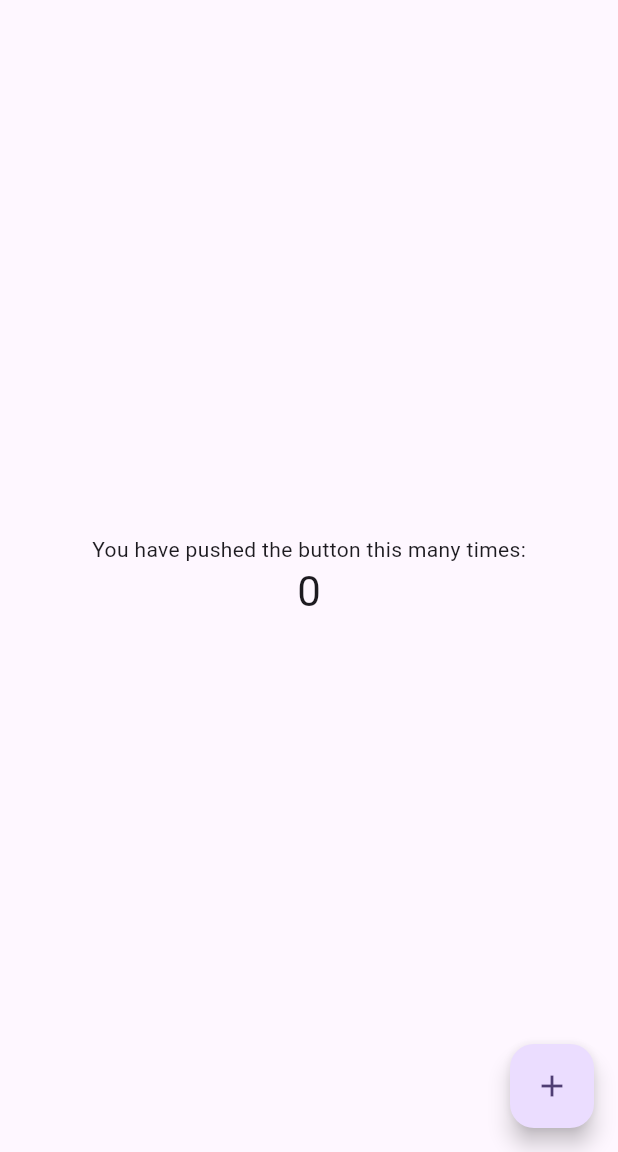
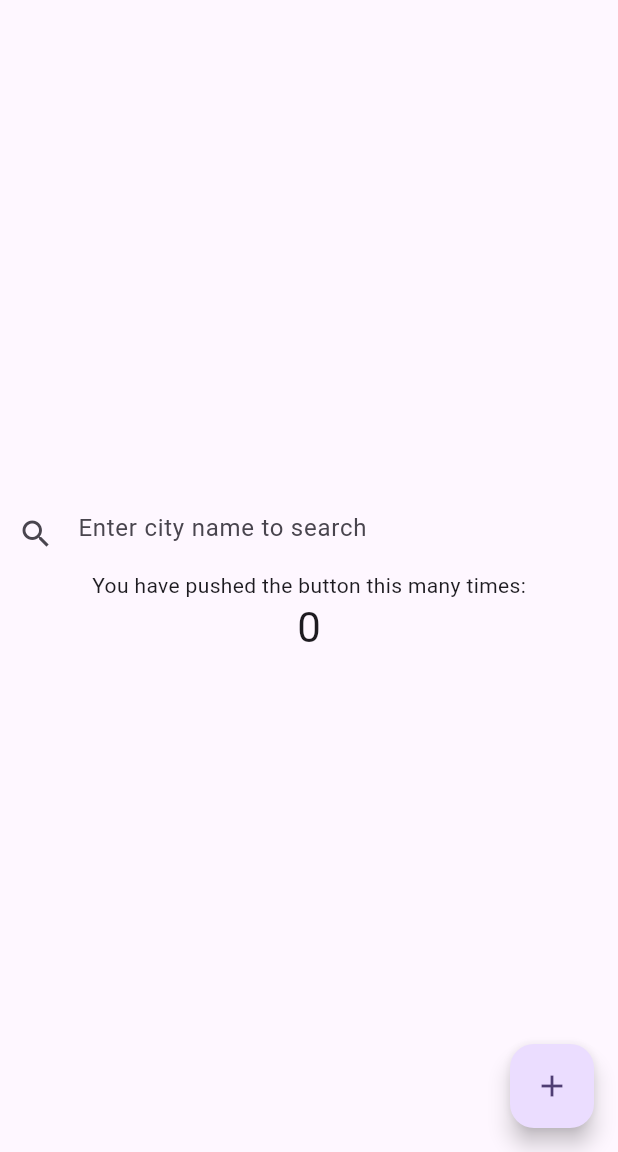
Before and after one commit to IlliaVl/GreenFlux, a Flutter app: the screen it shows after launch, on a phone screen of 412 x 824 dp, the part 84-1236 px from its top. Run offline on Flutter 3.47's test engine with Material 2 defaults, Android fonts, the phone set to English and light mode, and no system bars; our stand-ins replace dio, equatable, flutter_bloc, stream_transform.

Commit message:
Search text field and search locations BLOC

```diff
--- /dev/null
+++ b/lib/domain/blocs/locations_bloc.dart
@@ -0,0 +1,54 @@
+import 'dart:async';
+
+import 'package:equatable/equatable.dart';
+import 'package:flutter_bloc/flutter_bloc.dart';
+import 'package:stream_transform/stream_transform.dart';
+
+import '../models/location.dart';
+import '../use_cases/get_locations_use_case.dart';
+
+part 'locations_event.dart';
+part 'locations_state.dart';
+
+const _duration = Duration(milliseconds: 300);
+
+EventTransformer<Event> debounce<Event>(Duration duration) =>
+    (events, mapper) => events.debounce(duration).switchMap(mapper);
+
+/// A BLoC that handles the business logic for the Locations screen.
+class LocationsBloc extends Bloc<LocationsEvent, LocationsState> {
+  /// The GetLocationsUseCase to use.
+  final GetLocationsUseCase _getLocationsUseCase;
+
+  /// Creates a new [LocationsBloc] instance.
+  LocationsBloc({
+    required GetLocationsUseCase getLocationsUseCase,
+  })  : _getLocationsUseCase = getLocationsUseCase,
+        super(LocationsEmptyState()) {
+    on<CityChangeEvent>(
+      _getLocations,
+      transformer: debounce(_duration),
+    );
+  }
+
+  /// Handles the CityChangeEvent event.
+  FutureOr<void> _getLocations(
+    CityChangeEvent event,
+    Emitter<LocationsState> emit,
+  ) async {
+    final city = event.city;
+
+    if (city.isEmpty) {
+      return emit(LocationsEmptyState());
+    }
+
+    emit(LocationsLoadingState());
+
+    try {
+      final locations = await _getLocationsUseCase(event.city);
+      emit(LocationsLoadedState(locations: locations));
+    } catch (error) {
+      print(error);
+    }
+  }
+}
--- /dev/null
+++ b/lib/domain/blocs/locations_event.dart
@@ -0,0 +1,19 @@
+part of 'locations_bloc.dart';
+
+/// A class that represents all possible Locations events.
+sealed class LocationsEvent extends Equatable {
+  /// Creates a new [LocationsEvent] instance.
+  const LocationsEvent();
+}
+
+/// A [LocationsEvent] that represents a change in the city.
+final class CityChangeEvent extends LocationsEvent {
+  /// The new city.
+  final String city;
+
+  /// Creates a new CityChangeEvent instance.
+  const CityChangeEvent({required this.city});
+
+  @override
+  List<Object?> get props => [city];
+}
--- /dev/null
+++ b/lib/domain/blocs/locations_state.dart
@@ -0,0 +1,41 @@
+part of 'locations_bloc.dart';
+
+/// A class that represents all possible Locations states.
+sealed class LocationsState extends Equatable {
+  /// Creates a new [LocationsState] instance.
+  const LocationsState();
+}
+
+/// A [LocationsState] that represents an empty state.
+final class LocationsEmptyState extends LocationsState {
+  @override
+  List<Object?> get props => [];
+}
+
+/// A [LocationsState] that represents a loading state.
+final class LocationsLoadingState extends LocationsState {
+  @override
+  List<Object?> get props => [];
+}
+
+/// A [LocationsState] that represents a loaded state.
+final class LocationsLoadedState extends LocationsState {
+  final List<Location> locations;
+
+  /// Creates a new [LocationsLoadedState] instance.
+  const LocationsLoadedState({required this.locations});
+
+  @override
+  List<Object?> get props => [locations];
+}
+
+/// A [LocationsState] that represents an error state.
+final class LocationsStateError extends LocationsState {
+  final String error;
+
+  /// Creates a new [LocationsStateError] instance.
+  const LocationsStateError(this.error);
+
+  @override
+  List<Object?> get props => [error];
+}
--- a/lib/main.dart
+++ b/lib/main.dart
@@ -1,5 +1,11 @@
 import 'package:flutter/material.dart';
+import 'package:flutter_bloc/flutter_bloc.dart';
+import 'package:green_flux_test/domain/blocs/locations_bloc.dart';
 
+import 'data/network/green_flux_net_client.dart';
+import 'data/providers/locations_provider.dart';
+import 'domain/repositories/locations_repository.dart';
+import 'domain/use_cases/get_locations_use_case.dart';
 import 'presentation/locations_screen.dart';
 
 void main() {
@@ -11,13 +17,26 @@ class MyApp extends StatelessWidget {
 
   @override
   Widget build(BuildContext context) {
+    final provider = LocationsProvider(
+      netClient: GreenFluxNetClient(
+        apiKey: '',
+      ),
+    );
+    final repository = LocationsRepository(provider: provider);
+    final getLocationsUseCase = GetLocationsUseCase(repository: repository);
+
     return MaterialApp(
       title: 'Flutter Demo',
       theme: ThemeData(
         colorScheme: ColorScheme.fromSeed(seedColor: Colors.deepPurple),
         useMaterial3: true,
       ),
-      home: const LocationsScreen(title: 'Flutter Demo Home Page'),
+      home: BlocProvider(
+        create: (_) => LocationsBloc(
+          getLocationsUseCase: getLocationsUseCase,
+        ),
+        child: const LocationsScreen(title: 'Flutter Demo Home Page'),
+      ),
     );
   }
 }
--- a/lib/presentation/locations_screen.dart
+++ b/lib/presentation/locations_screen.dart
@@ -1,21 +1,9 @@
 import 'package:flutter/material.dart';
-import 'package:green_flux_test/domain/use_cases/get_locations_use_case.dart';
-
-import '../data/network/green_flux_net_client.dart';
-import '../data/providers/locations_provider.dart';
-import '../domain/repositories/locations_repository.dart';
+import 'package:flutter_bloc/flutter_bloc.dart';
+import 'package:green_flux_test/domain/blocs/locations_bloc.dart';
 
 class LocationsScreen extends StatefulWidget {
   const LocationsScreen({super.key, required this.title});
-
-  // This widget is the home page of your application. It is stateful, meaning
-  // that it has a State object (defined below) that contains fields that affect
-  // how it looks.
-
-  // This class is the configuration for the state. It holds the values (in this
-  // case the title) provided by the parent (in this case the App widget) and
-  // used by the build method of the State. Fields in a Widget subclass are
-  // always marked "final".
 
   final String title;
 
@@ -28,28 +16,12 @@ class _LocationsScreenState extends State<LocationsScreen> {
 
   void _incrementCounter() {
     setState(() {
-      // This call to setState tells the Flutter framework that something has
-      // changed in this State, which causes it to rerun the build method below
-      // so that the display can reflect the updated values. If we changed
-      // _counter without calling setState(), then the build method would not be
-      // called again, and so nothing would appear to happen.
       _counter++;
     });
   }
 
   @override
   Widget build(BuildContext context) {
-    final provider = LocationsProvider(
-      netClient: GreenFluxNetClient(
-        apiKey: '',
-      ),
-    );
-    final repository = LocationsRepository(provider: provider);
-    final getLocationsUseCase = GetLocationsUseCase(repository: repository);
-    getLocationsUseCase('amst').then((value) {
-      print(value);
-    });
-
     return Scaffold(
       appBar: AppBar(
         // TRY THIS: Try changing the color here to a specific color (to
@@ -64,21 +36,19 @@ class _LocationsScreenState extends State<LocationsScreen> {
         // Center is a layout widget. It takes a single child and positions it
         // in the middle of the parent.
         child: Column(
-          // Column is also a layout widget. It takes a list of children and
-          // arranges them vertically. By default, it sizes itself to fit its
-          // children horizontally, and tries to be as tall as its parent.
-          //
-          // Column has various properties to control how it sizes itself and
-          // how it positions its children. Here we use mainAxisAlignment to
-          // center the children vertically; the main axis here is the vertical
-          // axis because Columns are vertical (the cross axis would be
-          // horizontal).
-          //
-          // TRY THIS: Invoke "debug painting" (choose the "Toggle Debug Paint"
-          // action in the IDE, or press "p" in the console), to see the
-          // wireframe for each widget.
           mainAxisAlignment: MainAxisAlignment.center,
           children: <Widget>[
+            TextField(
+              autocorrect: false,
+              onChanged: (text) => context.read<LocationsBloc>().add(
+                    CityChangeEvent(city: text),
+                  ),
+              decoration: const InputDecoration(
+                prefixIcon: Icon(Icons.search),
+                border: InputBorder.none,
+                hintText: 'Enter city name to search',
+              ),
+            ),
             const Text(
               'You have pushed the button this many times:',
             ),
--- a/pubspec.yaml
+++ b/pubspec.yaml
@@ -37,6 +37,8 @@ dependencies:
   cupertino_icons: ^1.0.2
   dio: ^5.3.3
   equatable: ^2.0.5
+  flutter_bloc: ^8.1.3
+  stream_transform: ^2.1.0
 
 dev_dependencies:
   flutter_test:
```
Also changed, not shown: pubspec.lock.
